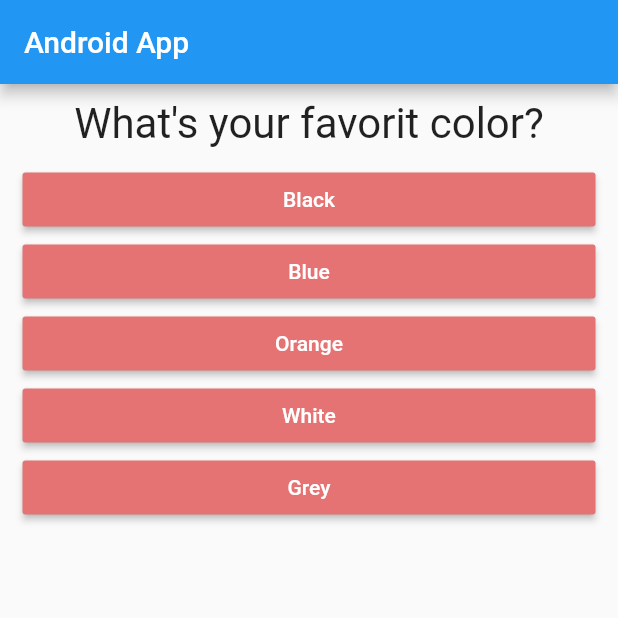
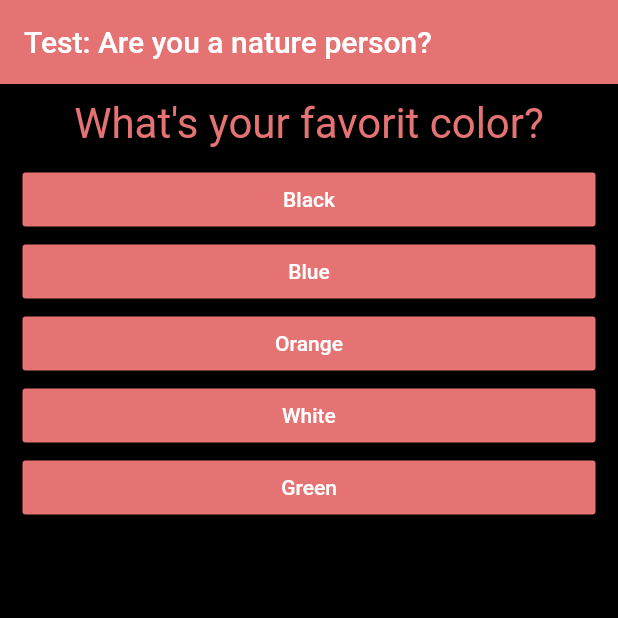
Before and after one commit to YourGuruNet/Flutter_Test_App, a Flutter app: the screen it shows after launch, on a phone screen of 412 x 824 dp, the top half of it. Run offline on Flutter 3.47's test engine with Material 2 defaults, Android fonts, the phone set to English and light mode, and no system bars.

Commit message:
Finished app

```diff
--- a/lib/main.dart
+++ b/lib/main.dart
@@ -21,16 +21,16 @@ class MyAppState extends State<MyApp> {
         {'text': 'Blue', 'score': 5},
         {'text': 'Orange', 'score': 3},
         {'text': 'White', 'score': 2},
-        {'text': 'Grey', 'score': 8}
+        {'text': 'Green', 'score': 1}
       ],
     },
     {
-      'questionText': 'What\'s is your favorit food',
+      'questionText': 'What\'s is your favorit food?',
       'answers': [
         {'text': 'French fries', 'score': 10},
         {'text': 'Soup', 'score': 2},
         {'text': 'Pancakes', 'score': 5},
-        {'text': 'Salats', 'score': 1},
+        {'text': 'Salata', 'score': 1},
         {'text': 'Cake', 'score': 8},
       ],
     },
@@ -42,6 +42,16 @@ class MyAppState extends State<MyApp> {
         {'text': 'Mountain Village', 'score': 4},
         {'text': 'Brazilian Jungles', 'score': 3},
         {'text': 'Beach', 'score': 2}
+      ]
+    },
+    {
+      'questionText': 'What is your favorite free time activity?',
+      'answers': [
+        {'text': 'Sleeping', 'score': 10},
+        {'text': 'Watching TV', 'score': 9},
+        {'text': 'Biking', 'score': 3},
+        {'text': 'Draiving a car', 'score': 7},
+        {'text': 'Hiking', 'score': 1}
       ]
     },
   ];
@@ -58,12 +68,21 @@ class MyAppState extends State<MyApp> {
     }
   }
 
+  void _restart() {
+    setState(() {
+      _questionIndex = 0;
+      _totalScore = 0;
+    });
+  }
+
   @override
   Widget build(BuildContext context) {
     return MaterialApp(
       home: Scaffold(
+        backgroundColor: Colors.black,
         appBar: AppBar(
-          title: Text('Android App'),
+          backgroundColor: Colors.red[300],
+          title: Text('Test: Are you a nature person?'),
         ),
         body: _questionIndex < _questions.length
             ? Quiz(
@@ -71,7 +90,7 @@ class MyAppState extends State<MyApp> {
                 questionIndex: _questionIndex,
                 questions: _questions,
               )
-            : Result(_totalScore),
+            : Result(_totalScore, _restart),
       ),
     );
   }
--- a/lib/question.dart
+++ b/lib/question.dart
@@ -12,7 +12,10 @@ class Question extends StatelessWidget {
       margin: EdgeInsets.all(10),
       child: Text(
         questionText,
-        style: TextStyle(fontSize: 28),
+        style: TextStyle(
+          fontSize: 28,
+          color: Colors.red[300],
+        ),
         textAlign: TextAlign.center,
       ),
     );
```
Also changed, not shown: lib/Result.dart (+36 -7 lines), 6 other files.
